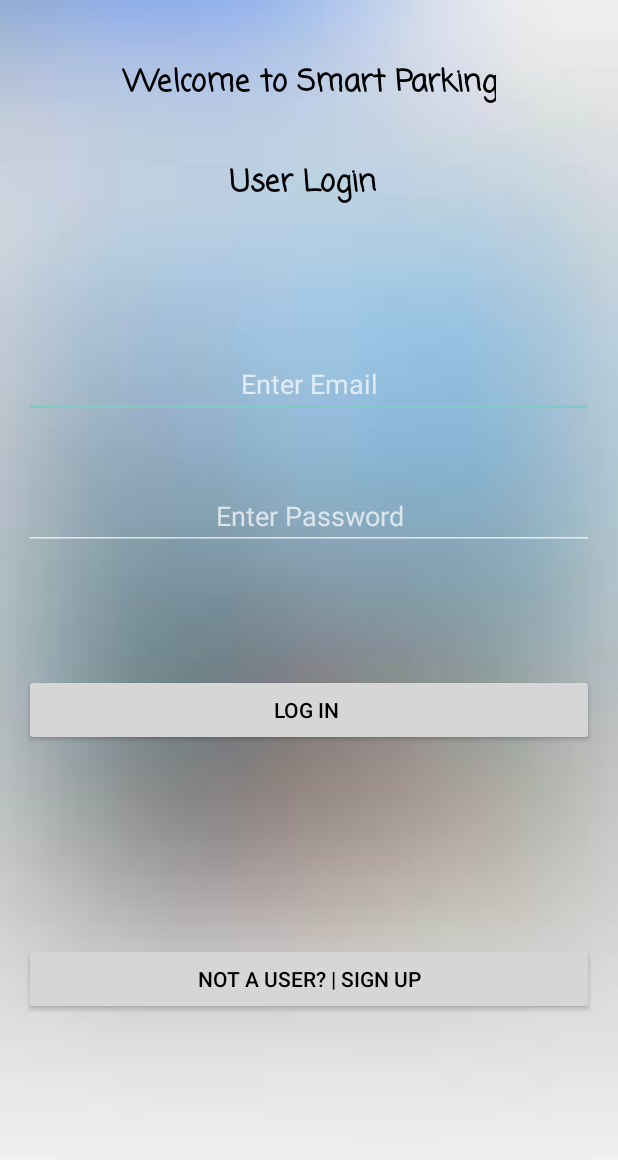
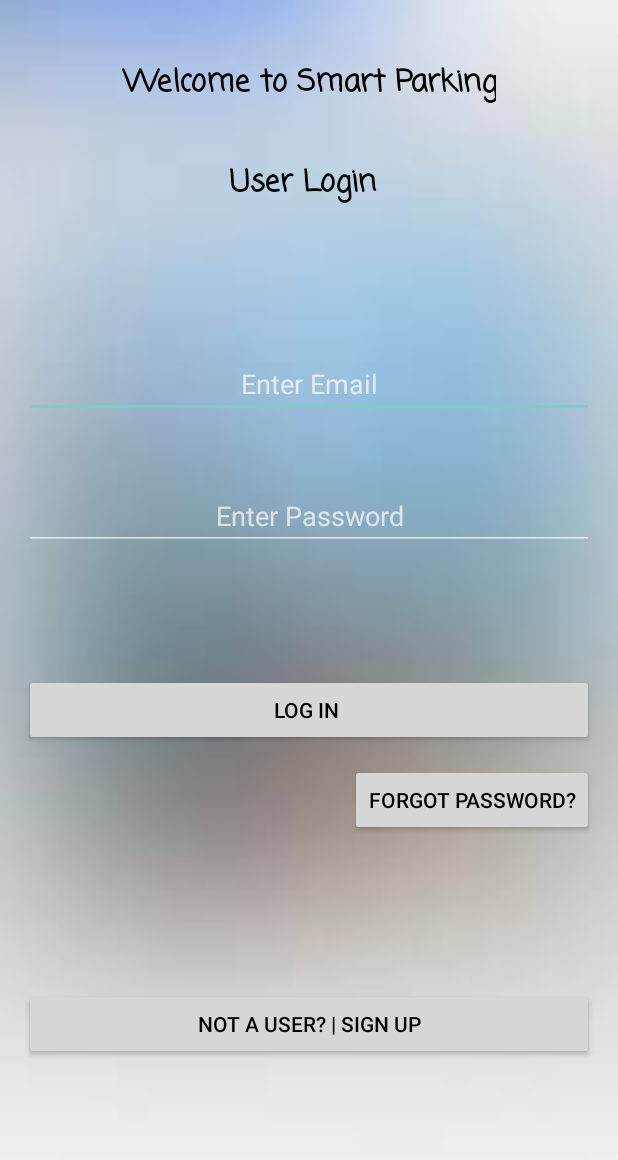
Before and after one commit to hawknash/Smart-Parking-app-with-python-arduino-and-firebase, an Android app: the screen it shows after launch (MainActivity), on a phone screen of 412 x 824 dp. Shown: the top 1160 px of the screen. Run offline under Robolectric (Android 15) with nearby library versions, the phone set to English and light mode, and no system bars; our stand-ins replace Firebase (no records; nobody signed in at launch, a user with empty details on screens opened directly).

Commit message:
App Updated

```diff
--- a/app/src/main/java/com/example/smartparking/DashboardActivity.java
+++ b/app/src/main/java/com/example/smartparking/DashboardActivity.java
@@ -13,6 +13,8 @@ import android.hardware.Sensor;
 import android.os.Bundle;
 import android.util.Log;
 import android.view.View;
+import android.view.Window;
+import android.view.WindowManager;
 import android.widget.Button;
 import android.widget.TextView;
 import android.widget.Toast;
@@ -48,6 +50,9 @@ public class DashboardActivity extends AppCompatActivity {
 
 
         super.onCreate(savedInstanceState);
+        requestWindowFeature(Window.FEATURE_NO_TITLE);
+        getWindow().setFlags(WindowManager.LayoutParams.FLAG_FULLSCREEN,
+                WindowManager.LayoutParams.FLAG_FULLSCREEN);
         setContentView(R.layout.activity_dashboard);
         s0=(Button)findViewById(R.id.button1);
         s1=(Button)findViewById(R.id.button2);
--- a/app/src/main/java/com/example/smartparking/payment.java
+++ b/app/src/main/java/com/example/smartparking/payment.java
@@ -6,6 +6,8 @@ import android.content.Intent;
 import android.os.Bundle;
 import android.text.Editable;
 import android.view.View;
+import android.view.Window;
+import android.view.WindowManager;
 import android.widget.Button;
 import android.widget.EditText;
 import android.widget.TextView;
@@ -24,6 +26,9 @@ public class payment extends AppCompatActivity {
     @Override
     protected void onCreate(Bundle savedInstanceState) {
         super.onCreate(savedInstanceState);
+        requestWindowFeature(Window.FEATURE_NO_TITLE);
+        getWindow().setFlags(WindowManager.LayoutParams.FLAG_FULLSCREEN,
+                WindowManager.LayoutParams.FLAG_FULLSCREEN);
         setContentView(R.layout.activity_payment);
         intime=(TextView) findViewById(R.id.textView7) ;
         outtime=(TextView)findViewById(R.id.textView8);
--- a/app/src/main/java/com/example/smartparking/slotActivity.java
+++ b/app/src/main/java/com/example/smartparking/slotActivity.java
@@ -5,6 +5,8 @@ import androidx.appcompat.app.AppCompatActivity;
 import android.content.Intent;
 import android.os.Bundle;
 import android.view.View;
+import android.view.Window;
+import android.view.WindowManager;
 import android.widget.Button;
 import android.widget.TextView;
 
@@ -25,6 +27,9 @@ public class slotActivity extends AppCompatActivity {
     @Override
     protected void onCreate(Bundle savedInstanceState) {
         super.onCreate(savedInstanceState);
+        requestWindowFeature(Window.FEATURE_NO_TITLE);
+        getWindow().setFlags(WindowManager.LayoutParams.FLAG_FULLSCREEN,
+                WindowManager.LayoutParams.FLAG_FULLSCREEN);
         setContentView(R.layout.activity_slot);
         m=(TextView)findViewById(R.id.textView4) ;
         m1=(TextView)findViewById(R.id.textView5) ;
--- a/app/src/main/res/layout/activity_main.xml
+++ b/app/src/main/res/layout/activity_main.xml
@@ -92,7 +92,7 @@
         android:textColor="#000000"
         app:layout_constraintBottom_toBottomOf="parent"
         app:layout_constraintStart_toStartOf="parent"
-        app:layout_constraintTop_toBottomOf="@+id/buttonLogin" />
+        app:layout_constraintTop_toBottomOf="@+id/forgot" />
 
     <TextView
         android:id="@+id/textView11"
@@ -109,4 +109,18 @@
         app:layout_constraintStart_toStartOf="parent"
         app:layout_constraintTop_toTopOf="parent" />
 
+    <Button
+        android:id="@+id/forgot"
+        android:layout_width="wrap_content"
+        android:layout_height="wrap_content"
+        android:layout_marginTop="12dp"
+        android:text="Forgot Password?"
+        android:textColor="#000000"
+
+        android:backgroundTint="@color/fui_transparent"
+        app:layout_constraintEnd_toEndOf="parent"
+        app:layout_constraintHorizontal_bias="1.0"
+        app:layout_constraintStart_toStartOf="parent"
+        app:layout_constraintTop_toBottomOf="@+id/buttonLogin" />
+
 </androidx.constraintlayout.widget.ConstraintLayout>
```
Also changed, not shown: app/src/main/java/com/example/smartparking/MainActivity.java (+61 -12 lines), app/src/main/java/com/example/smartparking/register.java (+8 -2 lines).
